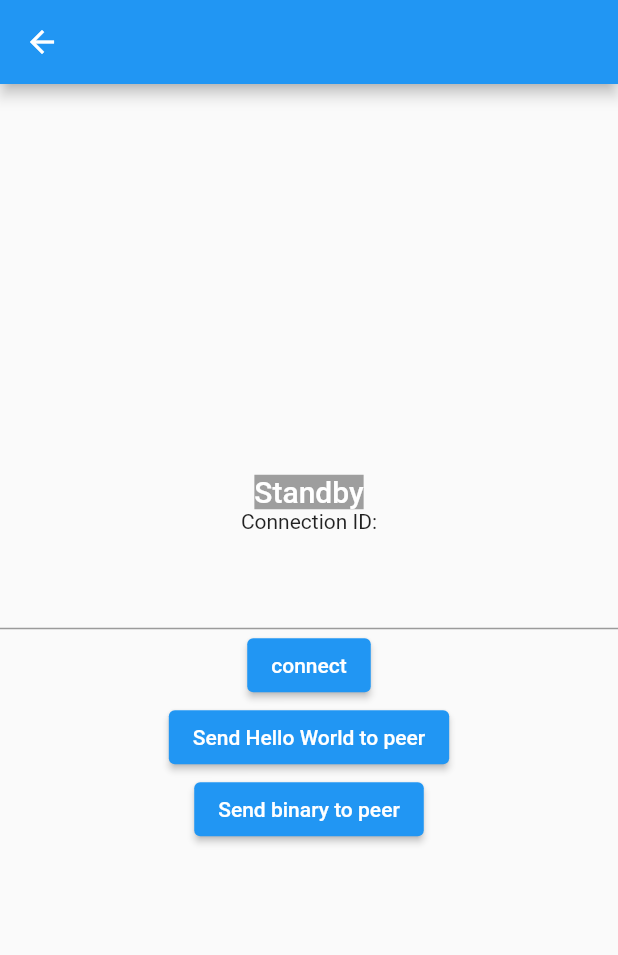
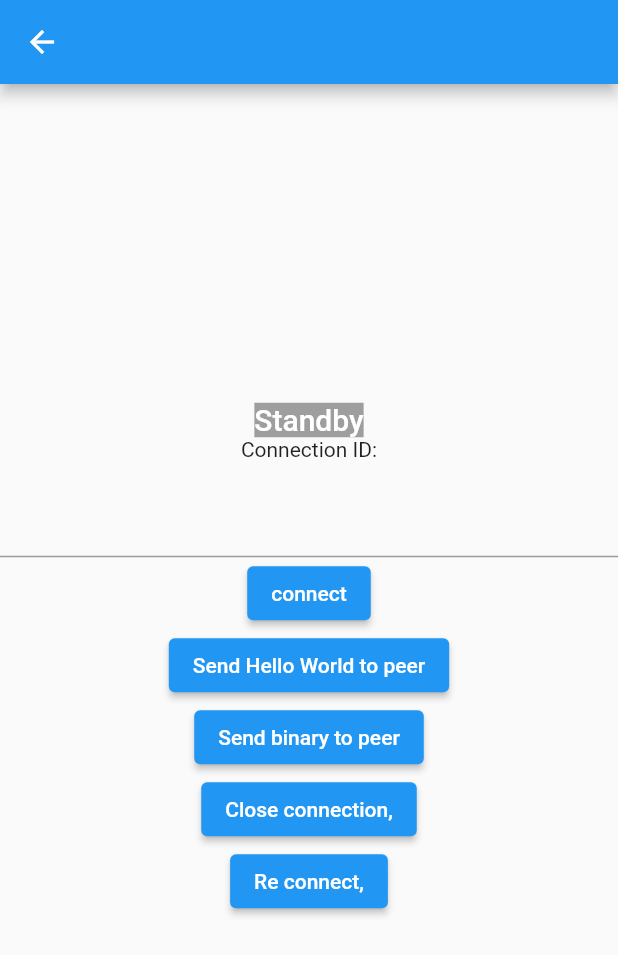
Before and after one commit to MuhammedKpln/peerdart, a Flutter app: the DataConnectionExample screen opened by its route, on a phone screen of 412 x 824 dp. Shown: the top 955 px of the screen. Run offline on Flutter 3.47's test engine with Material 2 defaults, Android fonts, the phone set to English and light mode, and no system bars; missing offline and left inert: events_emitter, flutter_webrtc; network calls fail.

Commit message:
example: update data example

```diff
--- a/example/lib/data_connection_example.dart
+++ b/example/lib/data_connection_example.dart
@@ -31,6 +31,12 @@ class _DataConnectionExampleState extends State<DataConnectionExample> {
     peer.on("open").listen((id) {
       setState(() {
         peerId = peer.id;
+      });
+    });
+
+    peer.on("close").listen((id) {
+      setState(() {
+        connected = false;
       });
     });
 
@@ -94,6 +100,14 @@ class _DataConnectionExampleState extends State<DataConnectionExample> {
     conn.sendBinary(bytes);
   }
 
+  void closeConnection() {
+    peer.dispose();
+  }
+
+  void reconnect() {
+    peer = Peer();
+  }
+
   @override
   Widget build(BuildContext context) {
     return Scaffold(
@@ -117,6 +131,11 @@ class _DataConnectionExampleState extends State<DataConnectionExample> {
               ElevatedButton(
                   onPressed: sendBinary,
                   child: const Text("Send binary to peer")),
+              ElevatedButton(
+                  onPressed: closeConnection,
+                  child: const Text("Close connection,")),
+              ElevatedButton(
+                  onPressed: reconnect, child: const Text("Re connect,")),
             ],
           ),
         ));
```
